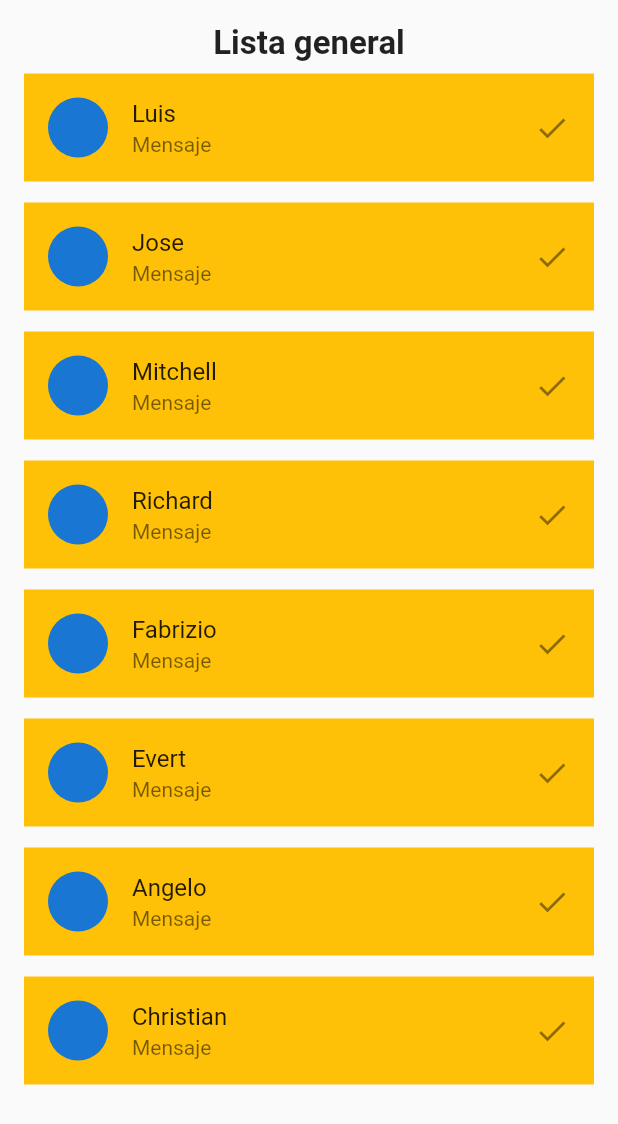
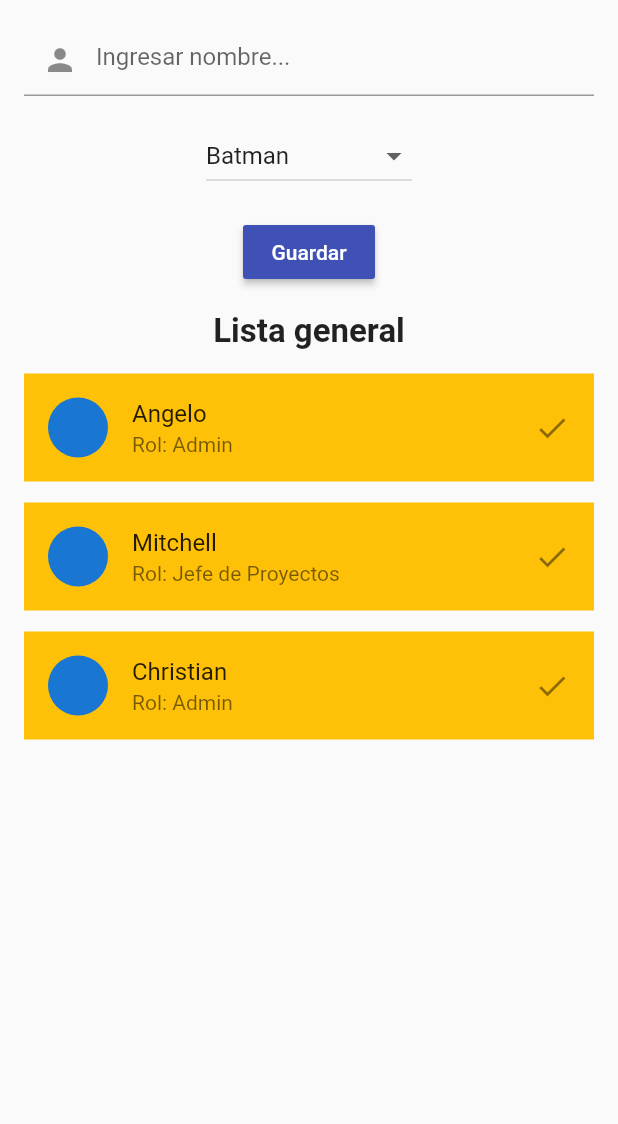
Before and after one commit to ehbarrionuevo/codigo3_state2, a Flutter app: the screen it shows after launch, on a phone screen of 412 x 824 dp. Shown: the top 1124 px of the screen. Run offline on Flutter 3.47's test engine with Material 2 defaults, Android fonts, the phone set to English and light mode, and no system bars.

Commit message:
Dropdown

```diff
--- a/lib/pages/home_page.dart
+++ b/lib/pages/home_page.dart
@@ -1,17 +1,29 @@
 import 'package:codigo3_state2/widgets/item_list_widget.dart';
 import 'package:flutter/material.dart';
 
-class HomePage extends StatelessWidget {
-  List<String> users = [
-    "Luis",
-    "Jose",
-    "Mitchell",
-    "Richard",
-    "Fabrizio",
-    "Evert",
-    "Angelo",
-    "Christian"
+class HomePage extends StatefulWidget {
+  @override
+  State<HomePage> createState() => _HomePageState();
+}
+
+class _HomePageState extends State<HomePage> {
+  List<Map> users = [
+    {
+      "username": "Angelo",
+      "role": "Admin",
+    },
+    {
+      "username": "Mitchell",
+      "role": "Jefe de Proyectos",
+    },
+    {
+      "username": "Christian",
+      "role": "Admin",
+    },
   ];
+
+  String username = "";
+  String superheroValue = "A";
 
   @override
   Widget build(BuildContext context) {
@@ -23,6 +35,67 @@ class HomePage extends StatelessWidget {
             child: Column(
               // children: List.generate(8, (index) => ItemListWidget()),
               children: [
+                TextField(
+                  decoration: const InputDecoration(
+                    hintText: "Ingresar nombre...",
+                    prefixIcon: Icon(Icons.person),
+                  ),
+                  onChanged: (String value) {
+                    username = value;
+                  },
+                ),
+                const SizedBox(
+                  height: 16,
+                ),
+                DropdownButton(
+                  value: superheroValue,
+                  items: [
+                    DropdownMenuItem(
+                      value: "A",
+                      child: Text("Batman"),
+                    ),
+                    DropdownMenuItem(
+                      value: "B",
+                      child: Text("Superman"),
+                    ),
+                    DropdownMenuItem(
+                      value: "C",
+                      child: Text("Flash"),
+                    ),
+                    DropdownMenuItem(
+                      value: "D",
+                      child: Text("Wonder Woman"),
+                    ),
+                  ],
+                  onChanged: (String? value) {
+                    superheroValue = value!;
+                    setState(() {});
+                  },
+                ),
+                const SizedBox(
+                  height: 16,
+                ),
+                MaterialButton(
+                  child: Text(
+                    "Guardar",
+                    style: TextStyle(
+                      color: Colors.white,
+                    ),
+                  ),
+                  color: Colors.indigo,
+                  onPressed: () {
+                    Map data = {
+                      "username": username,
+                      "role": "Admin",
+                    };
+
+                    users.add(data);
+                    setState(() {});
+                  },
+                ),
+                const SizedBox(
+                  height: 16,
+                ),
                 const Text(
                   "Lista general",
                   style: TextStyle(
@@ -30,10 +103,14 @@ class HomePage extends StatelessWidget {
                     fontWeight: FontWeight.w600,
                   ),
                 ),
+                const SizedBox(
+                  height: 8,
+                ),
                 ...List.generate(
                   users.length,
                   (index) => ItemListWidget(
-                    userName: users[index],
+                    userName: users[index]["username"],
+                    role: users[index]["role"],
                   ),
                 ),
               ],
--- a/lib/widgets/item_list_widget.dart
+++ b/lib/widgets/item_list_widget.dart
@@ -2,7 +2,11 @@ import 'package:flutter/material.dart';
 
 class ItemListWidget extends StatelessWidget {
   String userName;
-  ItemListWidget({required this.userName});
+  String role;
+  ItemListWidget({
+    required this.userName,
+    required this.role,
+  });
 
   @override
   Widget build(BuildContext context) {
@@ -14,10 +18,10 @@ class ItemListWidget extends StatelessWidget {
           userName,
         ),
         subtitle: Text(
-          "Mensaje",
+          "Rol: $role",
         ),
-        trailing: Icon(Icons.check),
-        leading: CircleAvatar(),
+        trailing: const Icon(Icons.check),
+        leading: const CircleAvatar(),
       ),
     );
   }
```
